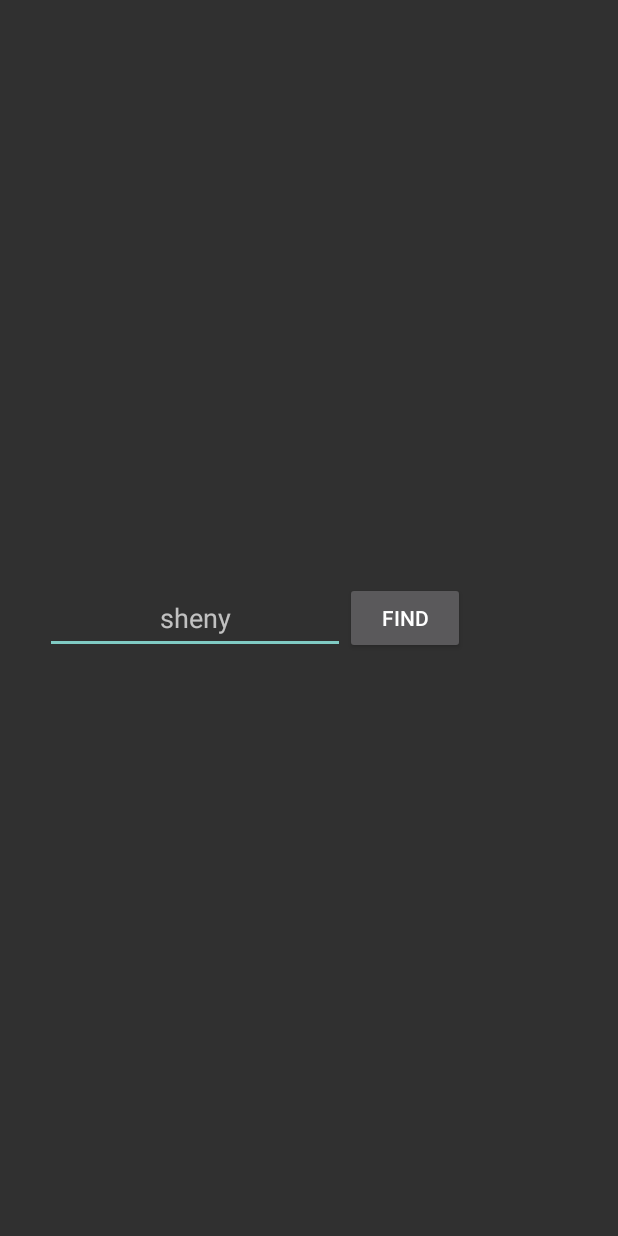
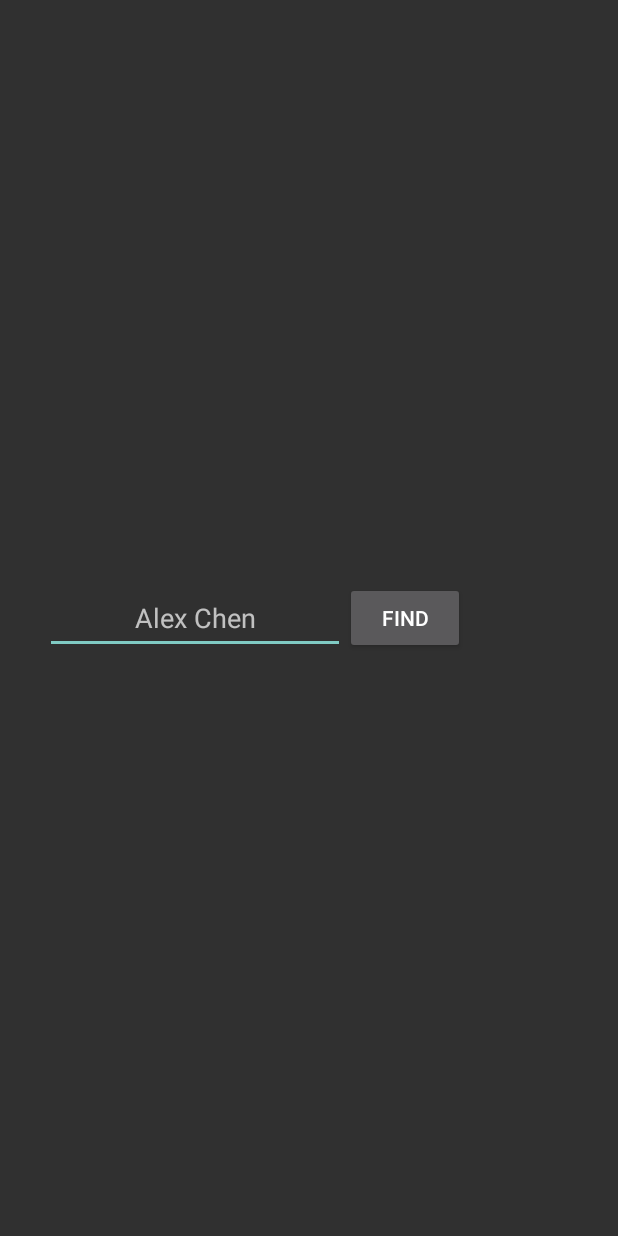
Before and after one commit to PierisRapae/hackathon, an Android app: the SearchByNameActivity screen opened directly, with no data from a screen before it, on a phone screen of 412 x 824 dp. Run offline under Robolectric (Android 15) with nearby library versions, the phone set to English and light mode, and no system bars.

Commit message:
change hint

```diff
--- a/app/src/main/java/com/google/ar/core/codelab/cloudanchor/MainActivity3.java
+++ b/app/src/main/java/com/google/ar/core/codelab/cloudanchor/MainActivity3.java
@@ -88,11 +88,11 @@ public class MainActivity3 extends AppCompatActivity {
 
         Pair<Float, Float> pair1= new Pair<>(18f, 0f);
         Pair<Float, Float> pair2= new Pair<>(0f, -18f);
-        road_map.put("sheny", pair1);
-        road_map.put("bomi", pair2);
+        road_map.put("sheny".toUpperCase(), pair1);
+        road_map.put("bomi".toUpperCase(), pair2);
 
         String username = getIntent().getStringExtra(EXTRA_USERNAME);
-        selectedPair = road_map.get(username);
+        selectedPair = road_map.get(username.toUpperCase());
         if (selectedPair == null) {
             selectedPair = pair1;
         }
--- a/app/src/main/res/layout/activity_search_by_name.xml
+++ b/app/src/main/res/layout/activity_search_by_name.xml
@@ -10,7 +10,7 @@
         android:layout_height="48dp"
         android:layout_gravity="center"
         android:gravity="center"
-        android:hint="sheny" />
+        android:hint="Alex Chen" />
 
     <Button
         android:id="@+id/btn_find"
```
